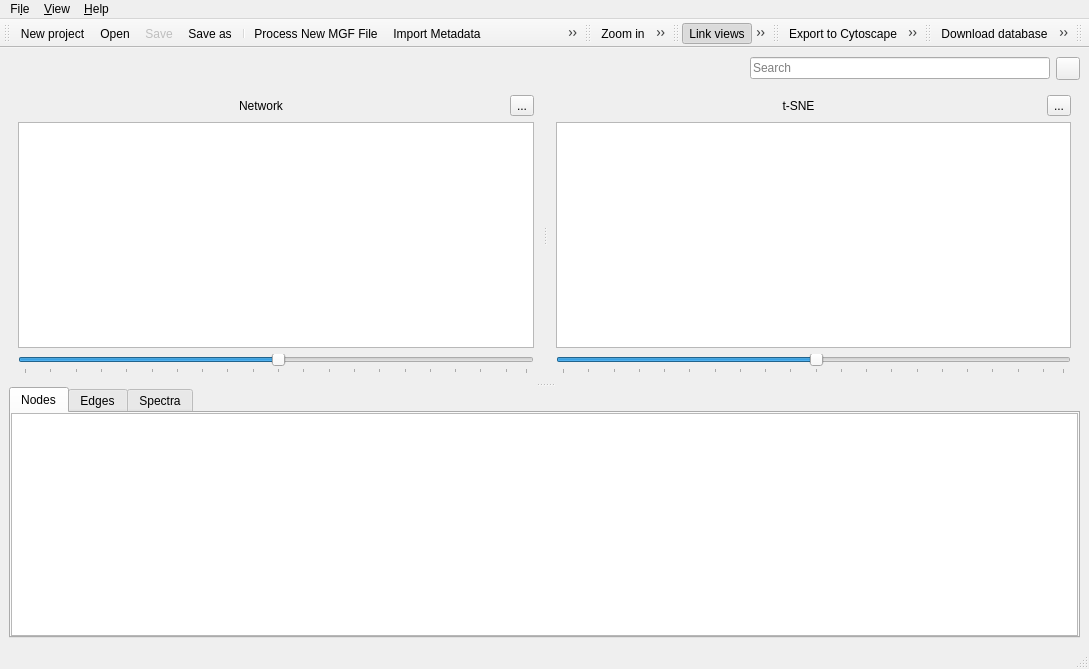
Qt form lib/ui/main_window.ui (metgem/metgem) before a commit.
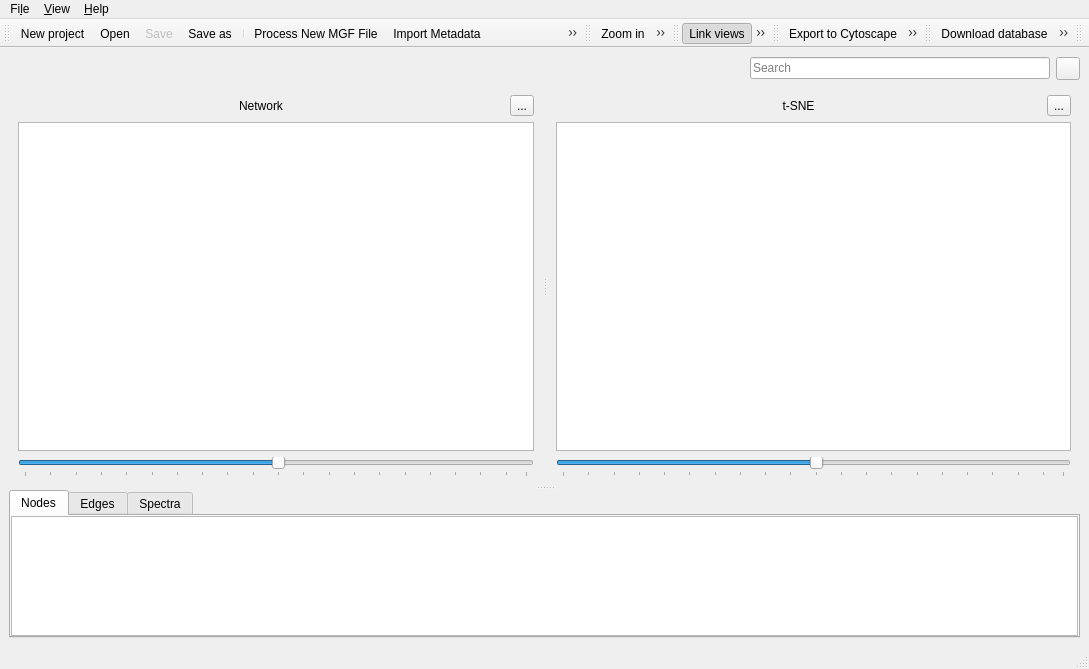
The same form after that commit. Icons and pictures are not drawn. Custom widgets are drawn as their Qt base class.

Commit message: Remove minimum size of NetworkView

What changed in the file:
```diff
--- a/lib/ui/main_window.ui
+++ b/lib/ui/main_window.ui
@@ -84,6 +84,12 @@
        <enum>Qt::Vertical</enum>
       </property>
       <widget class="QSplitter" name="splitter2">
+       <property name="minimumSize">
+        <size>
+         <width>0</width>
+         <height>400</height>
+        </size>
+       </property>
        <property name="orientation">
         <enum>Qt::Horizontal</enum>
        </property>
```
The commit also changes 1 other file.
